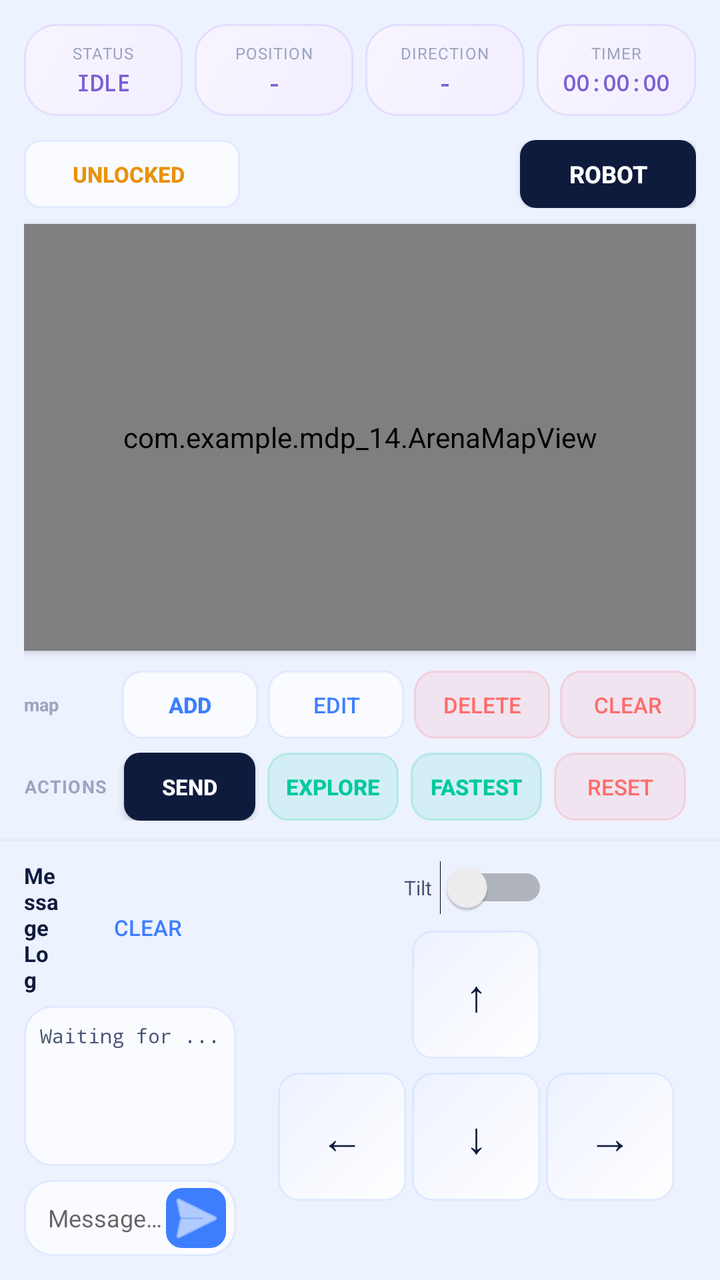
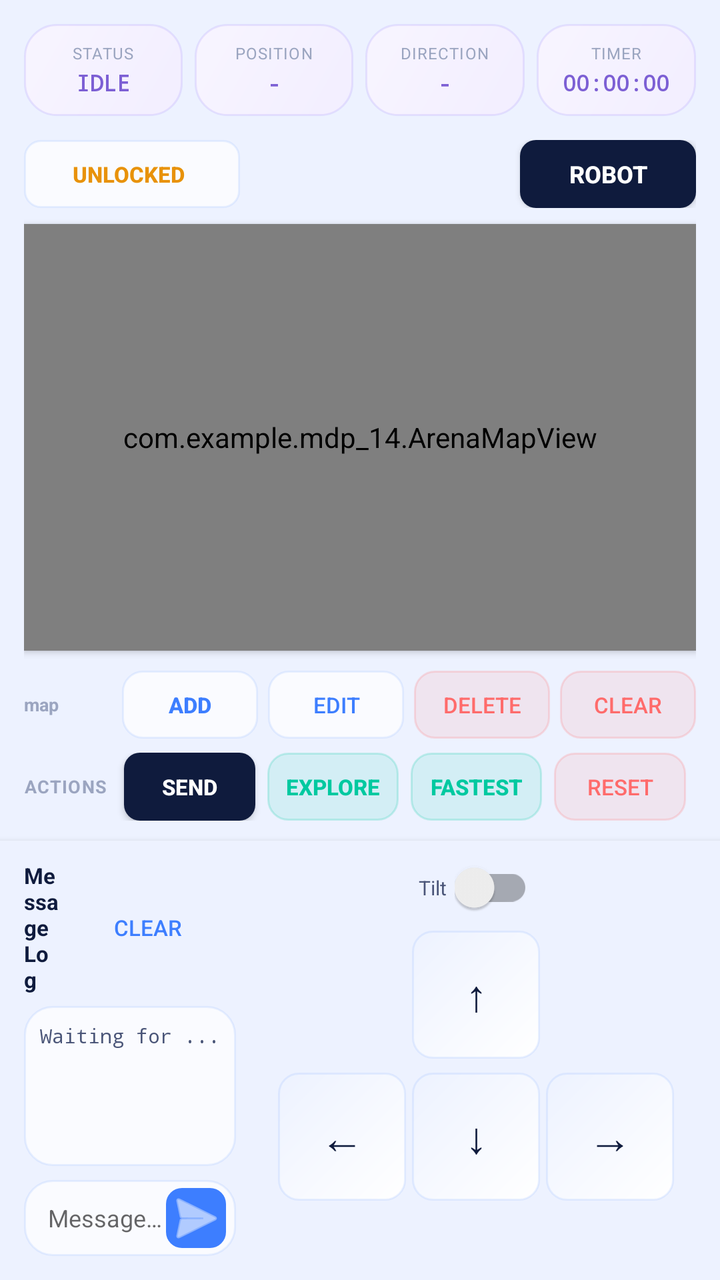

Screens rendered from an Android XML layout before and after an edit, with the pre-edit source and the edit as a unified diff.
<!-- AndroidManifest.xml: application theme Theme.MDP_14 -->
<!-- res/layout/activity_main.xml -->
<?xml version="1.0" encoding="utf-8"?>
<LinearLayout xmlns:android="http://schemas.android.com/apk/res/android"
    xmlns:app="http://schemas.android.com/apk/res-auto"
    android:layout_width="match_parent"
    android:layout_height="match_parent"
    android:orientation="vertical"
    android:background="@color/bg_system"
    android:fitsSystemWindows="true">

    
    <LinearLayout
        android:layout_width="match_parent"
        android:layout_height="wrap_content"
        android:orientation="horizontal"
        android:padding="12dp"
        android:paddingTop="14dp"
        android:gravity="center_vertical">

        <LinearLayout
            android:layout_width="0dp"
            android:layout_height="46dp"
            android:layout_weight="1"
            android:layout_marginEnd="6dp"
            android:orientation="vertical"
            android:gravity="center"
            android:background="@drawable/bg_pill_violet"
            android:elevation="2dp"
            android:padding="6dp">

            <TextView
                android:layout_width="wrap_content"
                android:layout_height="wrap_content"
                android:text="@string/status_label"
                android:textSize="8sp"
                android:textColor="@color/ink_soft"
                android:letterSpacing="0.05"
                android:textAllCaps="true"/>

            <TextView
                android:id="@+id/robotStatusTxt"
                android:layout_width="wrap_content"
                android:layout_height="wrap_content"
                android:text="IDLE"
                android:textSize="11sp"
                android:textStyle="bold"
                android:fontFamily="monospace"
                android:layout_marginTop="2dp"
                android:textColor="@color/violet_dark"/>
        </LinearLayout>

        <LinearLayout
            android:layout_width="0dp"
            android:layout_height="46dp"
            android:layout_weight="1"
            android:layout_marginEnd="6dp"
            android:orientation="vertical"
            android:gravity="center"
            android:background="@drawable/bg_pill_violet"
            android:elevation="2dp"
            android:padding="6dp">


            <TextView
                android:layout_width="wrap_content"
                android:layout_height="wrap_content"
                android:text="@string/position_label"
                android:textSize="8sp"
                android:textColor="@color/ink_soft"
                android:letterSpacing="0.05"
                android:textAllCaps="true"/>

            <TextView
                android:id="@+id/positionTxt"
                android:layout_width="wrap_content"
                android:layout_height="wrap_content"
                android:text="-"
                android:textSize="11sp"
                android:textColor="@color/violet_dark"
                android:textStyle="bold"
                android:fontFamily="monospace"
                android:layout_marginTop="2dp"/>
        </LinearLayout>

        <LinearLayout
            android:layout_width="0dp"
            android:layout_height="46dp"
            android:layout_weight="1"
            android:layout_marginEnd="6dp"
            android:orientation="vertical"
            android:gravity="center"
            android:background="@drawable/bg_pill_violet"
            android:elevation="2dp"
            android:padding="6dp">


            <TextView
                android:layout_width="wrap_content"
                android:layout_height="wrap_content"
                android:text="@string/direction_label"
                android:textSize="8sp"
                android:textColor="@color/ink_soft"
                android:letterSpacing="0.05"
                android:textAllCaps="true"/>

            <TextView
                android:id="@+id/directionTxt"
                android:layout_width="wrap_content"
                android:layout_height="wrap_content"
                android:text="-"
                android:textColor="@color/violet_dark"
                android:textSize="11sp"
                android:textStyle="bold"
                android:fontFamily="monospace"
                android:layout_marginTop="2dp"/>

        </LinearLayout>

        <LinearLayout
            android:layout_width="0dp"
            android:layout_height="46dp"
            android:layout_weight="1"
            android:orientation="vertical"
            android:gravity="center"
            android:background="@drawable/bg_pill_violet"
            android:elevation="2dp"
            android:padding="6dp">

            <TextView
                android:layout_width="wrap_content"
                android:layout_height="wrap_content"
                android:text="@string/timer_label"
                android:textSize="8sp"
                android:textColor="@color/ink_soft"
                android:letterSpacing="0.05"
                android:textAllCaps="true"/>

            <TextView
                android:id="@+id/timerTxt"
                android:layout_width="wrap_content"
                android:layout_height="wrap_content"
                android:text="00:00:00"
                android:textSize="11sp"
                android:textColor="@color/violet_dark"
                android:textStyle="bold"
                android:fontFamily="monospace"
                android:layout_marginTop="2dp"/>
        </LinearLayout>
    </LinearLayout>

    
    <LinearLayout
        android:layout_width="match_parent"
        android:layout_height="0dp"
        android:layout_weight="1"
        android:orientation="vertical"
        android:paddingStart="12dp"
        android:paddingEnd="12dp">

        
        <LinearLayout
            android:layout_width="match_parent"
            android:layout_height="wrap_content"
            android:orientation="horizontal"
            android:gravity="center_vertical"
            android:layout_marginBottom="8dp">

            
            <LinearLayout
                android:id="@+id/lockPill"
                android:layout_width="wrap_content"
                android:layout_height="match_parent"
                android:background="@drawable/bg_action_blank"
                android:elevation="2dp"
                android:gravity="center_vertical"
                android:orientation="horizontal"
                android:paddingStart="8dp"
                android:paddingEnd="12dp">

                <ToggleButton
                    android:id="@+id/lockToggle"
                    android:layout_width="wrap_content"
                    android:layout_height="wrap_content"
                    android:background="@null"
                    android:checked="false"
                    android:textColor="@color/gold_dark"
                    android:textOff="@string/lock_unlocked"
                    android:textOn="@string/lock_locked"
                    android:textSize="11sp"
                    android:textStyle="bold" />
            </LinearLayout>

            <View
                android:layout_width="0dp"
                android:layout_height="0dp"
                android:layout_weight="1" />

            <Button
                android:id="@+id/spawnRobotButton"
                android:layout_width="wrap_content"
                android:layout_height="34dp"
                android:text="@string/btn_robot"
                android:textSize="12sp"
                android:textColor="@color/bg_card"
                android:textStyle="bold"
                android:background="@drawable/bg_action_black"
                android:paddingStart="16dp"
                android:paddingEnd="16dp"
                android:elevation="2dp"
                android:stateListAnimator="@null"/>
        </LinearLayout>

            

            <com.example.mdp_14.ArenaMapView
                android:id="@+id/arenaMapView"
                android:layout_width="match_parent"
                android:layout_height="0dp"
                android:layout_weight="1"
                android:paddingTop="16dp"
                android:paddingBottom="16dp"
                android:layout_marginBottom="10dp"
                android:background="@drawable/bg_card_lg"
                android:elevation="2dp"/>

            
            <LinearLayout
                android:layout_width="match_parent"
                android:layout_height="wrap_content"
                android:orientation="horizontal"
                android:gravity="center_vertical"
                android:layout_marginBottom="7dp">

                    <TextView
                        android:layout_width="45dp"
                        android:layout_height="wrap_content"
                        android:text="@string/map_label"
                        android:textSize="9sp"
                        android:textStyle="bold"
                        android:textColor="@color/ink_soft"
                        android:layout_marginEnd="4dp"/>

                    <Button
                        android:id="@+id/addObstacleButton"
                        android:layout_width="0dp"
                        android:layout_height="34dp"
                        android:layout_weight="1"
                        android:layout_marginEnd="5dp"
                        android:text="@string/btn_add"
                        android:textSize="11sp"
                        android:textColor="@color/sky"
                        android:textStyle="bold"
                        android:background="@drawable/bg_map_sky"
                        android:elevation="1dp"
                        android:stateListAnimator="@null"/>

                    <Button
                        android:id="@+id/editObstacleButton"
                        android:layout_width="0dp"
                        android:layout_height="34dp"
                        android:layout_weight="1"
                        android:layout_marginEnd="5dp"
                        android:text="@string/btn_edit"
                        android:textSize="11sp"
                        android:textColor="@color/sky"
                        android:background="@drawable/bg_map_sky"
                        android:elevation="1dp"
                        android:stateListAnimator="@null"/>

                    <Button
                        android:id="@+id/deleteObstacleButton"
                        android:layout_width="0dp"
                        android:layout_height="34dp"
                        android:layout_weight="1"
                        android:layout_marginEnd="5dp"
                        android:text="@string/btn_delete"
                        android:textSize="11sp"
                        android:textColor="@color/coral"
                        android:background="@drawable/bg_map_coral"
                        android:elevation="1dp"
                        android:stateListAnimator="@null"/>

                    <Button
                        android:id="@+id/clearAllButton"
                        android:layout_width="0dp"
                        android:layout_height="34dp"
                        android:layout_weight="1"
                        android:text="@string/btn_clear"
                        android:textSize="11sp"
                        android:textColor="@color/coral"
                        android:background="@drawable/bg_map_coral"
                        android:elevation="1dp"
                        android:stateListAnimator="@null"/>
                </LinearLayout>

                
                <LinearLayout
                    android:layout_width="match_parent"
                    android:layout_height="wrap_content"
                    android:orientation="horizontal"
                    android:gravity="center_vertical"
                    android:layout_marginBottom="10dp">

                    <TextView
                        android:layout_width="50dp"
                        android:layout_height="wrap_content"
                        android:text="@string/action_label"
                        android:textSize="9sp"
                        android:textStyle="bold"
                        android:textColor="@color/ink_soft"
                        android:textAllCaps="true"
                        android:letterSpacing="0.05"/>

                    <Button
                        android:id="@+id/sendObstaclesButton"
                        android:layout_width="0dp"
                        android:layout_height="34dp"
                        android:layout_weight="1"
                        android:layout_marginEnd="6dp"
                        android:text="@string/btn_send"
                        android:textSize="11sp"
                        android:textColor="@color/bg_card"
                        android:textStyle="bold"
                        android:background="@drawable/bg_action_black"
                        android:elevation="2dp"
                        android:stateListAnimator="@null"/>

                    <Button
                        android:id="@+id/exploreButton"
                        android:layout_width="0dp"
                        android:layout_height="34dp"
                        android:layout_weight="1"
                        android:layout_marginEnd="6dp"
                        android:text="@string/btn_explore"
                        android:textSize="11sp"
                        android:textColor="@color/mint"
                        android:textStyle="bold"
                        android:background="@drawable/bg_action_mint"
                        android:stateListAnimator="@null"/>

                    <Button
                        android:id="@+id/fastestPathButton"
                        android:layout_width="0dp"
                        android:layout_height="34dp"
                        android:layout_weight="1"
                        android:text="@string/btn_fastest"
                        android:layout_marginEnd="6dp"
                        android:textSize="11sp"
                        android:textColor="@color/mint"
                        android:textStyle="bold"
                        android:background="@drawable/bg_action_mint"
                        android:stateListAnimator="@null"/>

                    <Button
                        android:id="@+id/stopButton"
                        android:layout_width="0dp"
                        android:layout_height="34dp"
                        android:layout_weight="1"
                        android:layout_marginEnd="5dp"
                        android:text="Reset"
                        android:textSize="11sp"
                        android:textColor="@color/coral"
                        android:background="@drawable/bg_map_coral"
                        android:elevation="1dp"
                        android:stateListAnimator="@null"/>

                </LinearLayout>
            </LinearLayout>

    
    <LinearLayout
        android:layout_width="match_parent"
        android:layout_height="wrap_content"
        android:orientation="horizontal"
        android:background="@color/bg_system"
        android:paddingStart="12dp"
        android:paddingEnd="12dp"
        android:paddingTop="10dp"
        android:paddingBottom="12dp"
        android:elevation="4dp">

        
        <LinearLayout
            android:layout_width="0dp"
            android:layout_height="wrap_content"
            android:layout_weight="1"
            android:orientation="vertical"
            android:layout_marginEnd="10dp">

            <LinearLayout
                android:layout_width="match_parent"
                android:layout_height="wrap_content"
                android:orientation="horizontal"
                android:gravity="center_vertical"
                android:layout_marginBottom="6dp">

                <TextView
                    android:layout_width="0dp"
                    android:layout_height="wrap_content"
                    android:layout_weight="1"
                    android:text="@string/msg_log_title"
                    android:textSize="11sp"
                    android:textStyle="bold"
                    android:textColor="@color/ink"/>

                <Button
                    android:id="@+id/clearMessagesBtn"
                    android:layout_width="wrap_content"
                    android:layout_height="24dp"
                    android:text="@string/msg_clear"
                    android:textSize="11sp"
                    android:textColor="@color/sky"
                    android:background="@null"
                    android:padding="0dp"
                    android:stateListAnimator="@null"/>
            </LinearLayout>

            
            <ScrollView
                android:layout_width="match_parent"
                android:layout_height="80dp"
                android:background="@drawable/bg_card_lg"
                android:padding="8dp"
                android:elevation="1dp">

                <TextView
                    android:id="@+id/receivedText"
                    android:layout_width="match_parent"
                    android:layout_height="wrap_content"
                    android:text="Waiting for ..."
                    android:textSize="10sp"
                    android:fontFamily="monospace"
                    android:textColor="@color/ink_mid"
                    android:lineSpacingMultiplier="1.4"/>
            </ScrollView>

            
            <LinearLayout
                android:layout_width="match_parent"
                android:layout_height="38dp"
                android:orientation="horizontal"
                android:background="@drawable/bg_card_lg"
                android:gravity="center_vertical"
                android:paddingStart="12dp"
                android:paddingEnd="5dp"
                android:layout_marginTop="7dp"
                android:elevation="1dp">

                <EditText
                    android:id="@+id/messageInput"
                    android:layout_width="0dp"
                    android:layout_height="match_parent"
                    android:layout_weight="1"
                    android:hint="Message…"
                    android:inputType="text"
                    android:textSize="12sp"
                    android:textColor="@color/ink"
                    android:background="@null"/>

                <ImageButton
                    android:id="@+id/sendBtn"
                    android:layout_width="30dp"
                    android:layout_height="30dp"
                    android:src="@android:drawable/ic_menu_send"
                    android:background="@drawable/bg_send_btn"
                    android:enabled="false"
                    android:padding="18dp"
                    android:contentDescription="Send"
                    app:tint="#FFFFFF" />
            </LinearLayout>
        </LinearLayout>

        
        <LinearLayout
            android:layout_width="220dp"
            android:layout_height="wrap_content"
            android:orientation="vertical"
            android:gravity="center_horizontal">

            
            <LinearLayout
                android:layout_width="wrap_content"
                android:layout_height="wrap_content"
                android:orientation="horizontal"
                android:gravity="center_vertical"
                android:layout_marginBottom="8dp">

                <TextView
                    android:layout_width="wrap_content"
                    android:layout_height="wrap_content"
                    android:text="@string/tilt_label"
                    android:textSize="10sp"
                    android:textColor="@color/ink_mid"
                    android:layout_marginEnd="4dp"/>

                <Switch
                    android:id="@+id/tiltControlSwitch"
                    android:layout_width="wrap_content"
                    android:layout_height="wrap_content"/>
            </LinearLayout>

            
            <LinearLayout
                android:layout_width="match_parent"
                android:layout_height="wrap_content"
                android:orientation="horizontal"
                android:gravity="center_horizontal"
                android:layout_marginBottom="4dp">
                <Button
                    android:id="@+id/upBtn"
                    android:layout_width="64dp"
                    android:layout_height="64dp"
                    android:text="↑"
                    android:textSize="22sp"
                    android:textColor="@color/ink"
                    android:background="@drawable/bg_dpad"
                    android:enabled="false"
                    android:elevation="1dp"
                    android:stateListAnimator="@null"
                    android:layout_marginBottom="3dp"/>
            </LinearLayout>

                <LinearLayout
                    android:layout_width="match_parent"
                    android:layout_height="wrap_content"
                    android:orientation="horizontal"
                    android:gravity="center_horizontal">

                    <Button
                        android:id="@+id/leftBtn"
                        android:layout_width="64dp"
                        android:layout_height="64dp"
                        android:text="←"
                        android:textSize="22sp"
                        android:textColor="@color/ink"
                        android:background="@drawable/bg_dpad"
                        android:enabled="false"
                        android:elevation="1dp"
                        android:stateListAnimator="@null"
                        android:layout_marginEnd="3dp"/>

                    <Button
                        android:id="@+id/downBtn"
                        android:layout_width="64dp"
                        android:layout_height="64dp"
                        android:text="↓"
                        android:textSize="22sp"
                        android:textColor="@color/ink"
                        android:background="@drawable/bg_dpad"
                        android:enabled="false"
                        android:elevation="1dp"
                        android:stateListAnimator="@null"
                        android:layout_marginEnd="3dp"/>

                    <Button
                        android:id="@+id/rightBtn"
                        android:layout_width="64dp"
                        android:layout_height="64dp"
                        android:text="→"
                        android:textSize="22sp"
                        android:textColor="@color/ink"
                        android:background="@drawable/bg_dpad"
                        android:enabled="false"
                        android:elevation="1dp"
                        android:stateListAnimator="@null"/>
                </LinearLayout>
            </LinearLayout>
        </LinearLayout>
    </LinearLayout>
<!-- resources referenced by this layout -->
<resources>
  <color name="bg_card">#FFFFFF</color>
  <color name="bg_system">#EDF2FF</color>
  <color name="coral">#FF6B6B</color>
  <color name="gold_dark">#E8920A</color>
  <color name="ink">#0F1B3D</color>
  <color name="ink_mid">#4A5578</color>
  <color name="ink_soft">#9BA5C0</color>
  <color name="mint">#00C9A0</color>
  <color name="sky">#3D7EFF</color>
  <color name="violet_dark">#7C5FD4</color>
  <!-- drawable bg_action_black (drawable) -->
  <?xml version="1.0" encoding="utf-8"?>
  <shape xmlns:android="http://schemas.android.com/apk/res/android">
      <solid android:color="@color/ink"/>
      <corners android:radius="8dp"/>
  </shape>
  <!-- drawable bg_action_blank (drawable) -->
  <?xml version="1.0" encoding="utf-8"?>
  <shape xmlns:android="http://schemas.android.com/apk/res/android">
  <solid android:color="@color/bg_glass"/>
  <corners android:radius="8dp"/>
  <stroke android:width="1dp" android:color="@color/bg_glass_stroke"/>
  </shape>
  <!-- drawable bg_action_mint (drawable) -->
  <?xml version="1.0" encoding="utf-8"?>
  <shape xmlns:android="http://schemas.android.com/apk/res/android">
      <solid android:color="@color/mint_soft"/>
      <corners android:radius="10dp"/>
      <stroke android:width="1dp" android:color="@color/mint_soft_stroke"/>
  </shape>
  <!-- drawable bg_card_lg (drawable) -->
  <?xml version="1.0" encoding="utf-8"?>
  <shape xmlns:android="http://schemas.android.com/apk/res/android">
      <solid android:color="@color/bg_glass"/>
      <corners android:radius="14dp"/>
      <stroke android:width="1dp" android:color="@color/bg_glass_stroke"/>
  </shape>
  <!-- drawable bg_map_coral (drawable) -->
  <?xml version="1.0" encoding="utf-8"?>
  <shape xmlns:android="http://schemas.android.com/apk/res/android">
      <solid android:color="@color/coral_soft"/>
      <corners android:radius="10dp"/>
      <stroke android:width="1dp" android:color="@color/coral_soft_stroke"/>
  </shape>
  <!-- drawable bg_map_sky (drawable) -->
  <?xml version="1.0" encoding="utf-8"?>
  <shape xmlns:android="http://schemas.android.com/apk/res/android">
      <solid android:color="@color/bg_glass"/>
      <corners android:radius="10dp"/>
      <stroke android:width="1dp" android:color="@color/bg_glass_stroke"/>
  </shape>
  <!-- drawable bg_send_btn (drawable) -->
  <?xml version="1.0" encoding="utf-8"?>
  <shape xmlns:android="http://schemas.android.com/apk/res/android">
      <solid android:color="@color/sky"/>
      <corners android:radius="8dp"/>
  </shape>
  <string name="action_label">actions</string>
  <string name="btn_add">add</string>
  <string name="btn_clear">clear</string>
  <string name="btn_delete">delete</string>
  <string name="btn_edit">edit</string>
  <string name="btn_explore">explore</string>
  <string name="btn_fastest">fastest</string>
  <string name="btn_robot">Robot</string>
  <string name="btn_send">send</string>
  <string name="direction_label">DIRECTION</string>
  <string name="lock_locked">Locked</string>
  <string name="lock_unlocked">Unlocked</string>
  <string name="map_label">map</string>
  <string name="msg_clear">Clear</string>
  <string name="msg_log_title">Message Log</string>
  <string name="position_label">POSITION</string>
  <string name="status_label">STATUS</string>
  <string name="tilt_label">Tilt</string>
  <string name="timer_label">TIMER</string>
  <color name="bg_glass">#B8FFFFFF</color>
  <color name="bg_glass_stroke">#1A3D7EFF</color>
  <color name="mint_soft">#1C00C9A0</color>
  <color name="mint_soft_stroke">#3300C9A0</color>
  <color name="coral_soft">#1CFF6B6B</color>
  <color name="coral_soft_stroke">#33FF6B6B</color>
  <color name="pill_violet_start">#F2EEFF</color>
  <color name="pill_violet_end">#F8F5FF</color>
  <color name="pill_violet_stroke">#33A78BFA</color>
  <!-- unchanged entries left out for length: 3 -->
</resources>

<!-- the commit's change to res/layout/activity_main.xml (unified diff, before → after) -->
@@ -492,7 +492,7 @@
                     android:textColor="@color/ink_mid"
                     android:layout_marginEnd="4dp"/>
 
-                <Switch
+                <androidx.appcompat.widget.SwitchCompat
                     android:id="@+id/tiltControlSwitch"
                     android:layout_width="wrap_content"
                     android:layout_height="wrap_content"/>
